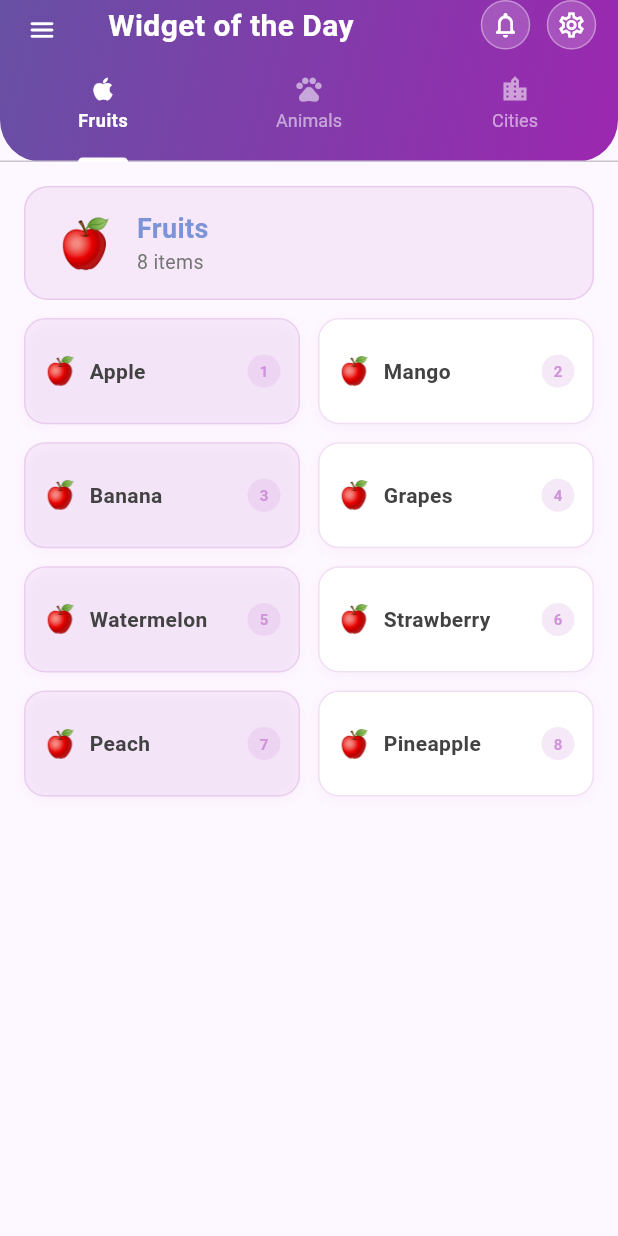
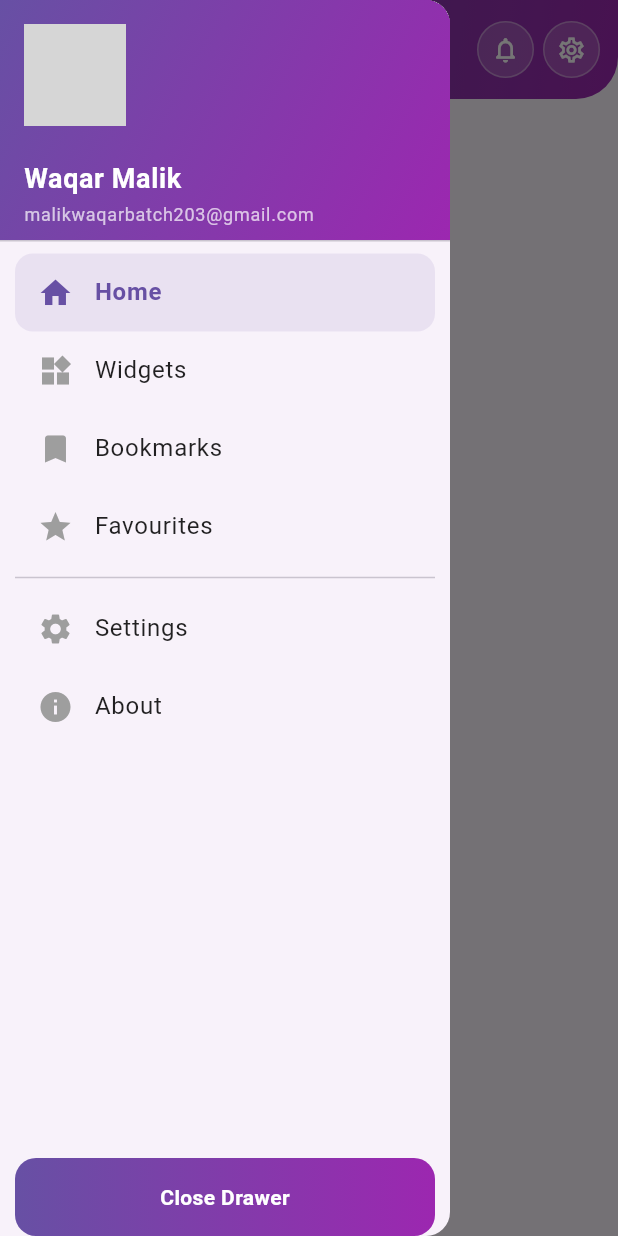
Before and after one commit to ProgramTechBro/FlutterWidgetOfTheDay, a Flutter app: the screen it shows after launch, with the side drawer open (before the commit the screen has no drawer), on a phone screen of 412 x 824 dp. Run offline on Flutter 3.47's test engine with Material 3 defaults, Android fonts, the phone set to English and light mode, and no system bars; network calls fail; grey boxes are pictures that could not be loaded.

Commit message:
practice Flutter Drawer with advanced properties in daily widget series

```diff
--- a/lib/daily_widget/app_bar.dart
+++ b/lib/daily_widget/app_bar.dart
@@ -18,7 +18,7 @@ class CustomAppBar extends StatelessWidget implements PreferredSizeWidget {
       bottomLeft: Radius.circular(28),
       bottomRight: Radius.circular(28),
     ),
-    this.toolbarHeight = kToolbarHeight,
+    this.toolbarHeight = kToolbarHeight+10,
     this.scrolledUnderElevation = 6.0,
     this.shadowColor = Colors.deepPurpleAccent,
     this.animateColor = true,
@@ -58,13 +58,6 @@ class CustomAppBar extends StatelessWidget implements PreferredSizeWidget {
       useDefaultSemanticsOrder: useDefaultSemanticsOrder,
       clipBehavior: clipBehavior,
       notificationPredicate: notificationPredicate,
-      ///Leading
-      leading: Padding(
-        padding: const EdgeInsets.all(10),
-        child: Container(
-          child: const Icon(Icons.menu_rounded, color: Colors.white, size: 20),
-        ),
-      ),
       ///Actions
       actions: [
         AppBarButtons(
@@ -80,13 +73,13 @@ class CustomAppBar extends StatelessWidget implements PreferredSizeWidget {
         ),
       ],
       ///Tab Bar using Bottom property of AppBar
-      tabBar: CustomTabBar(
-        controller: tabController,
-        tabs: tabs,
-        indicatorColor: Colors.white,
-        labelColor: Colors.white,
-        indicatorWeight: 3,
-      ),
+      // tabBar: CustomTabBar(
+      //   controller: tabController,
+      //   tabs: tabs,
+      //   indicatorColor: Colors.white,
+      //   labelColor: Colors.white,
+      //   indicatorWeight: 3,
+      // ),
     );
   }
   final String title;
@@ -107,10 +100,12 @@ class CustomAppBar extends StatelessWidget implements PreferredSizeWidget {
   final Clip clipBehavior;
   final ScrollNotificationPredicate notificationPredicate;
 
+
   @override
   Size get preferredSize => Size.fromHeight(
-    toolbarHeight + (tabBar?.preferredSize.height ?? 0),
-  );
+    toolbarHeight + (tabBar?.preferredSize.height ?? 0));
+
+
 
   @override
   Widget build(BuildContext context) {
@@ -124,7 +119,19 @@ class CustomAppBar extends StatelessWidget implements PreferredSizeWidget {
           letterSpacing: 0.3,
         ),
       ),
-      leading: leading,
+      leading: leading ??
+          Builder(
+            builder: (innerContext) {
+              return IconButton(
+                onPressed: () => Scaffold.of(innerContext).openDrawer(),
+                icon: const Icon(
+                  Icons.menu_rounded,
+                  color: Colors.white,
+                  size: 20,
+                ),
+              );
+            },
+          ),
       automaticallyImplyLeading: automaticallyImplyLeading,
       actions: [...actions, const SizedBox(width: 8)],
       bottom: tabBar,
@@ -156,4 +163,5 @@ class CustomAppBar extends StatelessWidget implements PreferredSizeWidget {
       actionsPadding: const EdgeInsets.symmetric(horizontal: 4),
     );
   }
+
 }
--- /dev/null
+++ b/lib/daily_widget/app_drawer.dart
@@ -0,0 +1,26 @@
+import 'package:flutter/material.dart';
+import 'package:flutter_widget_of_the_day/local_widgets/close_drawer_button.dart';
+import '../local_widgets/app_drawer_header.dart';
+import '../local_widgets/drawer_menu_list.dart';
+
+class CustomDrawer extends StatelessWidget {
+  const CustomDrawer({super.key});
+
+  @override
+  Widget build(BuildContext context) {
+    final bottomPadding= MediaQuery.of(context).padding.bottom;
+    return Drawer(
+      width: 300,
+      child: Column(
+        children: [
+          const AppDrawerHeader(),
+          const Expanded(child: DrawerMenuList()),
+          Padding(
+            padding: EdgeInsets.only(bottom: bottomPadding),
+            child: const CloseDrawerButton(),
+          ),
+        ],
+      ),
+    );
+  }
+}
--- /dev/null
+++ b/lib/local_widgets/app_drawer_header.dart
@@ -0,0 +1,51 @@
+import 'package:flutter/material.dart';
+
+class AppDrawerHeader extends StatelessWidget {
+  const AppDrawerHeader({super.key});
+  @override
+  Widget build(BuildContext context) {
+    return SizedBox(
+      width: double.infinity,
+      child: DrawerHeader(
+        margin: EdgeInsets.zero,
+        decoration: const BoxDecoration(
+          gradient: LinearGradient(
+            colors: [Color(0xff6750a4), Color(0xff9c27b0)],
+            begin: Alignment.topLeft,
+            end: Alignment.bottomRight,
+          ),
+        ),
+        child: Column(
+          crossAxisAlignment: CrossAxisAlignment.start,
+          children: [
+            const CircleAvatar(
+              radius: 34,
+              backgroundColor: Colors.white,
+              backgroundImage: NetworkImage(
+                'https://i.pravatar.cc/150?img=11',
+              ),
+            ),
+            const Spacer(),
+            const Text(
+              'Waqar Malik',
+              style: TextStyle(
+                color: Colors.white,
+                fontSize: 18,
+                fontWeight: FontWeight.bold,
+                letterSpacing: 0.4,
+              ),
+            ),
+            const SizedBox(height: 2),
+            const Text(
+              'malikwaqarbatch203@gmail.com',
+              style: TextStyle(
+                color: Colors.white70,
+                fontSize: 12,
+              ),
+            ),
+          ],
+        ),
+      ),
+    );
+  }
+}
--- /dev/null
+++ b/lib/local_widgets/close_drawer_button.dart
@@ -0,0 +1,34 @@
+import 'package:flutter/material.dart';
+class CloseDrawerButton extends StatelessWidget {
+  const CloseDrawerButton({super.key});
+
+  @override
+  Widget build(BuildContext context) {
+    return Container(
+      height: 52,
+      width: 280,
+      decoration: BoxDecoration(
+        gradient: const LinearGradient(
+          colors: [Color(0xff6750a4), Color(0xff9c27b0)],
+        ),
+        borderRadius: BorderRadius.circular(14),
+      ),
+      child: Material(
+        color: Colors.transparent,
+        child: InkWell(
+          borderRadius: BorderRadius.circular(14),
+          onTap: () => Navigator.pop(context),
+          child: const Center(
+            child: Text(
+              'Close Drawer',
+              style: TextStyle(
+                color: Colors.white,
+                fontWeight: FontWeight.bold,
+              ),
+            ),
+          ),
+        ),
+      ),
+    );
+  }
+}
--- /dev/null
+++ b/lib/local_widgets/drawer_menu_list.dart
@@ -0,0 +1,22 @@
+import 'package:flutter/material.dart';
+import 'drawer_tile.dart';
+
+class DrawerMenuList extends StatelessWidget {
+  const DrawerMenuList({super.key});
+
+  @override
+  Widget build(BuildContext context) {
+    return ListView(
+      padding: const EdgeInsets.symmetric(vertical: 8, horizontal: 10),
+      children: const [
+        DrawerTile(icon: Icons.home, label: 'Home', selected: true),
+        DrawerTile(icon: Icons.widgets, label: 'Widgets'),
+        DrawerTile(icon: Icons.bookmark, label: 'Bookmarks'),
+        DrawerTile(icon: Icons.star, label: 'Favourites'),
+        Divider(),
+        DrawerTile(icon: Icons.settings, label: 'Settings'),
+        DrawerTile(icon: Icons.info, label: 'About'),
+      ],
+    );
+  }
+}
--- /dev/null
+++ b/lib/local_widgets/drawer_tile.dart
@@ -0,0 +1,41 @@
+import 'package:flutter/material.dart';
+
+class DrawerTile extends StatelessWidget {
+  const DrawerTile({
+    super.key,
+    required this.icon,
+    required this.label,
+    this.selected = false,
+    this.onTap,
+  });
+
+  final IconData icon;
+  final String label;
+  final bool selected;
+  final VoidCallback? onTap;
+
+  @override
+  Widget build(BuildContext context) {
+    return ListTile(
+      leading: Icon(
+        icon,
+        color: selected ? const Color(0xff6750a4) : Colors.grey,
+      ),
+      title: Text(
+        label,
+        style: TextStyle(
+          fontWeight: selected ? FontWeight.bold : FontWeight.normal,
+          color: selected ? const Color(0xff6750a4) : Colors.black87,
+        ),
+      ),
+      selected: selected,
+      selectedTileColor: const Color(0xff6750a4).withOpacity(0.1),
+      shape: RoundedRectangleBorder(borderRadius: BorderRadius.circular(12)),
+      contentPadding: const EdgeInsets.symmetric(horizontal: 15),
+      dense: false,
+      visualDensity: VisualDensity.comfortable,
+      splashColor: const Color(0xff6750a4).withOpacity(0.15),
+      onTap: onTap,
+    );
+  }
+}
--- a/lib/screens/homePage.dart
+++ b/lib/screens/homePage.dart
@@ -1,8 +1,8 @@
 import 'package:flutter/material.dart';
+import 'package:flutter_widget_of_the_day/daily_widget/app_drawer.dart';
 import 'package:flutter_widget_of_the_day/utils/snackbar.dart';
 import '../daily_widget/app_bar.dart';
 import '../data/tab_data.dart';
-import '../local_widgets/tab_content.dart';
 
 class HomePage extends StatefulWidget {
   const HomePage({super.key});
@@ -10,9 +10,11 @@ class HomePage extends StatefulWidget {
   @override
   State<HomePage> createState() => _HomePageState();
 }
+
 class _HomePageState extends State<HomePage>
     with SingleTickerProviderStateMixin {
   late final TabController _tabController;
+
   @override
   void initState() {
     super.initState();
@@ -21,13 +23,16 @@ class _HomePageState extends State<HomePage>
       vsync: this,
     );
   }
+
   @override
   void dispose() {
     _tabController.dispose();
     super.dispose();
   }
+
   @override
   Widget build(BuildContext context) {
+    final bottomPadding= MediaQuery.of(context).padding.bottom;
     return Scaffold(
       appBar: CustomAppBar.styled(
         title: 'Widget of the Day',
@@ -38,14 +43,14 @@ class _HomePageState extends State<HomePage>
         shadowColor: Colors.deepPurple,
         animateColor: true,
         onSettingsTap: () => SnackbarHelper.show(context, 'Setting Tapped'),
-        onNotificationTap: () => SnackbarHelper.show(context, 'Notification Tapped'),
+        onNotificationTap: () =>
+            SnackbarHelper.show(context, 'Notification Tapped'),
       ),
-      body: TabBarView(
-        controller: _tabController,
-        children: tabDataList
-            .map((data) => TabContent(data: data))
-            .toList(),
-      ),
+      drawer: CustomDrawer()
+      // body: TabBarView(
+      //   controller: _tabController,
+      //   children: tabDataList.map((data) => TabContent(data: data)).toList(),
+      // ),
     );
   }
 }
```
